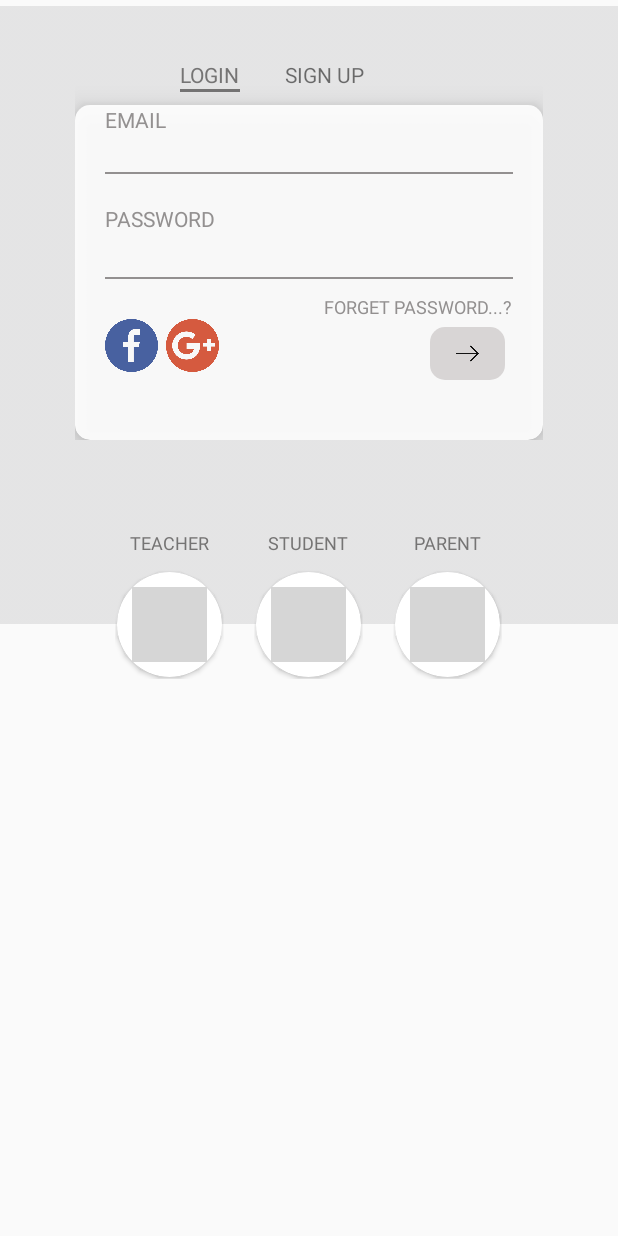
After one commit to manitk12/FrontPage, an Android app: the layout activity_login__screen.xml on its own in the app's theme, with its tools: preview values and no code run, on a phone screen of 412 x 824 dp. The commit adds this screen. Run offline under Robolectric (Android 15) with nearby library versions, the phone set to English and light mode, and no system bars; grey boxes are pictures that could not be loaded.

Commit message:
design a new Login page xml  is activity_login_screen.xml with cardview

```diff
--- a/app/src/main/AndroidManifest.xml
+++ b/app/src/main/AndroidManifest.xml
@@ -9,7 +9,7 @@
         android:roundIcon="@mipmap/ic_launcher_round"
         android:supportsRtl="true"
         android:theme="@style/AppTheme">
-        <activity android:name=".Forget_password">
+        <activity android:name=".Login_Screen">
             <intent-filter>
                 <action android:name="android.intent.action.MAIN" />
 
@@ -19,7 +19,8 @@
         <activity android:name=".Main3Activity" />
         <activity android:name=".Main2Activity" />
         <activity android:name=".MainActivity" />
-        <activity android:name=".Forget_New_Password"></activity>
+        <activity android:name=".Forget_New_Password" />
+        <activity android:name=".Forget_password"></activity>
     </application>
 
 </manifest>
--- /dev/null
+++ b/app/src/main/java/com/grademojo/frontpage/Login_Screen.java
@@ -0,0 +1,13 @@
+package com.grademojo.frontpage;
+
+import android.support.v7.app.AppCompatActivity;
+import android.os.Bundle;
+
+public class Login_Screen extends AppCompatActivity {
+
+    @Override
+    protected void onCreate(Bundle savedInstanceState) {
+        super.onCreate(savedInstanceState);
+        setContentView(R.layout.activity_login__screen);
+    }
+}
--- a/app/src/main/res/drawable-xxxhdpi/xml_white_bg.xml
+++ b/app/src/main/res/drawable-xxxhdpi/xml_white_bg.xml
@@ -4,11 +4,15 @@
     android:shape="rectangle">
 
     <solid
-        android:color="@color/white"
+        android:color="#dcd9d9"
+
+
         />
 
+
     <corners
-        android:radius="15dp"
+        android:radius="10dp"
+
         />
 
 </shape>
--- a/app/src/main/res/drawable/xml_blue_bg.xml
+++ b/app/src/main/res/drawable/xml_blue_bg.xml
@@ -8,7 +8,8 @@
         />
 
     <corners
-        android:radius="40dp"
+        android:radius="80dp"
+
         />
 
 </shape>
--- /dev/null
+++ b/app/src/main/res/layout/activity_login__screen.xml
@@ -0,0 +1,441 @@
+<?xml version="1.0" encoding="utf-8"?>
+<LinearLayout xmlns:android="http://schemas.android.com/apk/res/android"
+    xmlns:app="http://schemas.android.com/apk/res-auto"
+    xmlns:tools="http://schemas.android.com/tools"
+    android:layout_width="match_parent"
+    android:layout_height="match_parent"
+    android:orientation="vertical"
+    android:gravity="center_horizontal"
+    tools:context="com.grademojo.frontpage.Login_Screen">
+
+
+    <RelativeLayout
+        android:layout_width="match_parent"
+        android:layout_height="0dp"
+        android:layout_weight="0.92"
+        >
+
+        <ImageView
+            android:layout_width="match_parent"
+            android:layout_height="420dp"
+            android:src="@drawable/class_room"
+            android:layout_alignParentTop="true"
+            android:alpha="0.6"
+            />
+
+        <LinearLayout
+            android:id="@+id/linear"
+            android:layout_width="match_parent"
+            android:layout_height="match_parent"
+            android:orientation="vertical"
+            android:gravity="center_horizontal"
+            >
+
+            <RelativeLayout
+                android:layout_width="wrap_content"
+                android:layout_height="wrap_content"
+                android:layout_marginTop="40dp"
+                android:layout_marginStart="50dp"
+                android:layout_marginEnd="50dp"
+                >
+
+
+                <TextView
+                    android:id="@+id/login_text"
+                    android:layout_width="wrap_content"
+                    android:layout_height="wrap_content"
+                    android:text="Login"
+                    android:textAllCaps="true"
+                    android:textColor="@color/grey"
+                    android:layout_marginStart="70dp"
+
+                    />
+
+
+                <View
+                    android:layout_width="wrap_content"
+                    android:layout_height="2dp"
+                    android:layout_below="@+id/login_text"
+                    android:layout_alignStart="@+id/login_text"
+                    android:layout_alignEnd="@+id/login_text"
+                    android:background="@color/grey"
+
+                    />
+
+
+
+                <TextView
+                    android:layout_width="wrap_content"
+                    android:layout_height="wrap_content"
+                    android:textAllCaps="true"
+                    android:text="sign up"
+                    android:layout_toEndOf="@+id/login_text"
+                    android:layout_marginStart="30dp"
+
+
+                    />
+
+
+
+                <android.support.v7.widget.CardView
+                    android:id="@+id/cardTeacher1"
+                    android:layout_width="match_parent"
+                    android:layout_height="wrap_content"
+                    app:cardCornerRadius="10dp"
+                    app:cardElevation="10dp"
+                    android:background="@color/white"
+                    android:alpha="0.9"
+                    android:layout_marginTop="30dp"
+                    android:paddingTop="20dp"
+
+
+                    >
+
+                    <RelativeLayout
+                        android:layout_width="wrap_content"
+                        android:layout_height="wrap_content"
+                        android:layout_marginBottom="40dp"
+                        android:background="@color/white"
+
+
+                        >
+
+                        <TextView
+                            android:id="@+id/email_text"
+                            android:layout_width="wrap_content"
+                            android:layout_height="wrap_content"
+                            android:text="email"
+                            android:textColor="#8f8c8c"
+                            android:textAllCaps="true"
+
+
+                            android:layout_marginStart="20dp"
+                            />
+
+
+
+                        <EditText
+                            android:id="@+id/email_edit_text"
+                            android:layout_width="match_parent"
+                            android:layout_height="wrap_content"
+                            android:inputType="text|textEmailSubject"
+
+                            android:textSize="14sp"
+                            android:layout_marginTop="25dp"
+                            android:layout_marginStart="20dp"
+                            android:layout_marginEnd="20dp"
+                            android:background="#00000000"
+
+
+                            />
+
+                        <View
+                           android:id="@+id/email_edit_text_view"
+                           android:layout_width="wrap_content"
+                           android:layout_height="1dp"
+                           android:layout_below="@+id/email_edit_text"
+                           android:layout_alignStart="@+id/email_edit_text"
+                           android:layout_alignEnd="@+id/email_edit_text"
+                           android:background="#8f8c8c"
+
+                            />
+
+
+
+
+
+                        <TextView
+                            android:id="@+id/pass_text"
+                            android:layout_width="wrap_content"
+                            android:layout_height="wrap_content"
+                            android:text="password"
+                            android:textColor="#8f8c8c"
+                            android:textAllCaps="true"
+                            android:layout_marginStart="20dp"
+                            android:layout_marginTop="20dp"
+                            android:layout_below="@+id/email_edit_text_view"
+
+
+                            />
+
+
+
+                        <EditText
+                            android:id="@+id/pass_edit_text"
+                            android:layout_width="match_parent"
+                            android:layout_height="wrap_content"
+                            android:layout_below="@+id/pass_text"
+                            android:inputType="textPassword"
+                            android:textSize="14sp"
+                            android:layout_marginTop="10dp"
+                            android:layout_marginStart="20dp"
+                            android:layout_marginEnd="20dp"
+                            android:background="#00000000"
+
+
+                            />
+
+                        <View
+                            android:id="@+id/pass_edit_text_view"
+                            android:layout_width="wrap_content"
+                            android:layout_height="1dp"
+                            android:layout_below="@+id/pass_edit_text"
+                            android:layout_alignStart="@+id/pass_edit_text"
+                            android:layout_alignEnd="@+id/pass_edit_text"
+                            android:background="#8f8c8c"
+
+                            />
+
+
+                        <TextView
+                            android:id="@+id/forget_password_text_view"
+                            android:layout_width="wrap_content"
+                            android:layout_height="wrap_content"
+                            android:text="forget password...?"
+                            android:textSize="12sp"
+                            android:textColor="#8f8c8c"
+                            android:textAllCaps="true"
+                            android:layout_below="@+id/pass_edit_text_view"
+                            android:layout_alignEnd="@+id/pass_edit_text_view"
+                            android:layout_marginTop="10dp"
+
+
+                            />
+
+
+                        <ImageView
+                            android:id="@+id/image_view_facebook"
+                            android:layout_width="35dp"
+                            android:layout_height="35dp"
+                            android:src="@drawable/facebook"
+                            android:layout_below="@+id/forget_password_text_view"
+                            android:layout_alignStart="@+id/pass_edit_text_view"
+
+                            />
+
+                        <ImageView
+                            android:id="@+id/image_view_gmail"
+                            android:layout_width="35dp"
+                            android:layout_height="35dp"
+                            android:src="@drawable/googlef"
+                            android:layout_below="@+id/forget_password_text_view"
+                           android:layout_toEndOf="@+id/image_view_facebook"
+                            android:layout_marginStart="5dp"
+                            />
+
+
+
+
+
+                        <ImageView
+                            android:layout_width="50dp"
+                            android:layout_height="35dp"
+                            android:src="@drawable/arrow"
+                            android:padding="10dp"
+                            android:layout_marginTop="5dp"
+                            android:layout_below="@+id/forget_password_text_view"
+                            android:layout_alignEnd="@id/forget_password_text_view"
+                            android:background="@drawable/xml_white_bg"
+                            android:layout_marginEnd="5dp"
+                            android:layout_marginStart="5dp"
+                            />
+
+
+
+
+
+
+
+
+
+                    </RelativeLayout>
+
+
+
+
+                </android.support.v7.widget.CardView>
+
+
+
+
+
+            </RelativeLayout>
+
+
+
+
+
+            <LinearLayout
+                android:layout_width="wrap_content"
+                android:layout_height="wrap_content"
+                android:orientation="horizontal"
+                android:weightSum="3"
+                android:layout_marginTop="50dp"
+                android:layout_gravity="center_horizontal"
+
+                >
+
+                <LinearLayout
+                    android:layout_width="0dp"
+                    android:layout_height="wrap_content"
+                    android:layout_weight="1"
+                    android:layout_gravity="center"
+                    android:orientation="vertical"
+                    android:layout_margin="10dp"
+                    android:layout_marginStart="10dp"
+                    android:layout_marginEnd="10dp"
+                    >
+
+
+                    <TextView
+                        android:id="@+id/student_textview"
+                        android:layout_width="wrap_content"
+                        android:layout_height="wrap_content"
+                        android:layout_gravity="center"
+                        android:text="teacher"
+                        android:textAllCaps="true"
+                        android:textSize="12sp"
+                        android:textColor="@color/grey"
+                        android:layout_marginBottom="10dp"
+                        />
+
+                    <android.support.v7.widget.CardView
+                        android:id="@+id/cardStudent"
+                        android:layout_width="wrap_content"
+                        android:layout_height="wrap_content"
+                        app:cardCornerRadius="35dp"
+                        android:layout_gravity="center"
+                        android:layout_margin="1dp"
+
+                        >
+
+                        <ImageView
+                            android:layout_width="50dp"
+                            android:layout_height="50dp"
+                            android:layout_margin="10dp"
+                            android:layout_gravity="center"
+                            android:background="@drawable/teacher"
+
+                            />
+
+                    </android.support.v7.widget.CardView>
+
+
+
+                </LinearLayout>
+
+                <LinearLayout
+                    android:layout_width="0dp"
+                    android:layout_height="wrap_content"
+                    android:layout_weight="1"
+                    android:layout_gravity="center"
+                    android:orientation="vertical"
+                    android:layout_margin="10dp"
+                    >
+
+                    <TextView
+                        android:id="@+id/teacher_textview"
+                        android:layout_width="wrap_content"
+                        android:layout_height="wrap_content"
+                        android:layout_gravity="center"
+                        android:text="student"
+                        android:textAllCaps="true"
+                        android:textSize="12sp"
+                        android:textColor="@color/grey"
+                        android:layout_marginBottom="10dp"
+                        />
+
+
+                    <android.support.v7.widget.CardView
+                        android:id="@+id/cardTeacher"
+                        android:layout_width="wrap_content"
+                        android:layout_height="wrap_content"
+                        app:cardCornerRadius="35dp"
+                        android:layout_gravity="center"
+                        android:layout_margin="1dp"
+
+                        >
+
+                        <ImageView
+                            android:layout_width="50dp"
+                            android:layout_height="50dp"
+                            android:layout_margin="10dp"
+                            android:layout_gravity="center_horizontal"
+                            android:background="@drawable/student"
+                            />
+
+                    </android.support.v7.widget.CardView>
+
+
+
+                </LinearLayout>
+
+
+                <LinearLayout
+                    android:layout_width="0dp"
+                    android:layout_height="wrap_content"
+                    android:layout_weight="1"
+                    android:layout_gravity="center"
+                    android:orientation="vertical"
+                    android:layout_margin="10dp"
+
+                    >
+
+
+                    <TextView
+                        android:id="@+id/parent_textview"
+                        android:layout_width="wrap_content"
+                        android:layout_height="wrap_content"
+                        android:layout_gravity="center"
+                        android:text="parent"
+                        android:textAllCaps="true"
+                        android:textSize="12sp"
+                        android:textColor="@color/grey"
+                        android:layout_marginBottom="10dp"
+                        />
+
+                    <android.support.v7.widget.CardView
+                        android:id="@+id/cardParent"
+                        android:layout_width="wrap_content"
+                        android:layout_height="wrap_content"
+                        app:cardCornerRadius="35dp"
+
+                        android:layout_gravity="center"
+                        android:layout_margin="1dp"
+
+                        >
+
+
+                        <ImageView
+                            android:layout_width="50dp"
+                            android:layout_height="50dp"
+                            android:layout_margin="10dp"
+                            android:background="@drawable/parents"
+
+                            />
+
+                    </android.support.v7.widget.CardView>
+
+
+
+                </LinearLayout>
+
+            </LinearLayout>
+
+
+
+        </LinearLayout>
+
+
+
+
+
+
+
+
+    </RelativeLayout>
+
+
+
+
+</LinearLayout>
```
Also changed, not shown: app/src/main/res/drawable/arrow.png (added), app/src/main/res/drawable/facebook.png (added), app/src/main/res/drawable/googlef.jpg (added), app/src/main/res/drawable/multicolor_image.png (added).
